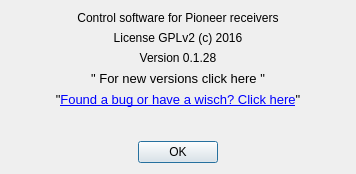
Qt form aboutdialog.ui (AceOfSnakes/AvrPioRemote) before a commit.
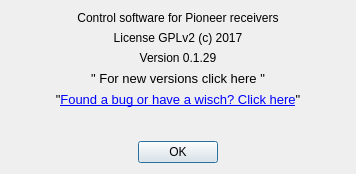
The same form after that commit.

```diff
--- a/aboutdialog.ui
+++ b/aboutdialog.ui
@@ -30,7 +30,7 @@
    <item>
     <widget class="QLabel" name="label_2">
      <property name="text">
-      <string>License GPLv2 (c) 2016</string>
+      <string>License GPLv2 (c) 2017</string>
      </property>
      <property name="alignment">
       <set>Qt::AlignCenter</set>
@@ -40,7 +40,7 @@
    <item>
     <widget class="QLabel" name="label_3">
      <property name="text">
-      <string>Version 0.1.28</string>
+      <string>Version 0.1.29</string>
      </property>
      <property name="alignment">
       <set>Qt::AlignCenter</set>
```
